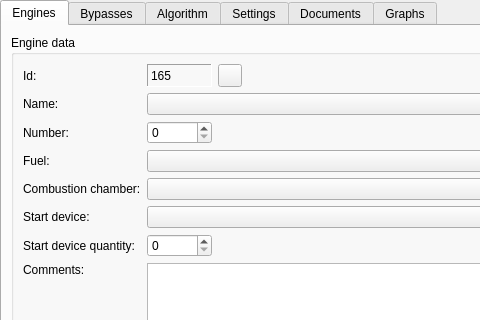
olgerd27/gtes_starts, file gtes_starts/form_data_input.ui: the form before one commit; both pictures show x 0 to 480 and y 0 to 320 of the 644 by 527 pixel window.
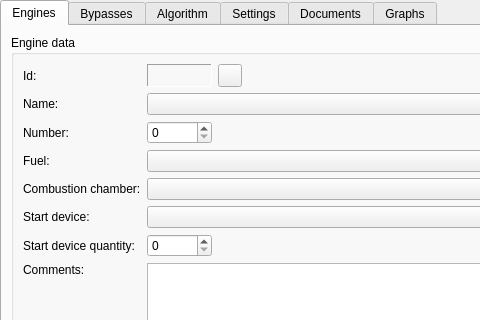
The form after the commit. Icons and pictures are not drawn.

Commit message: Add description of the "Options" panel to the requirements. Add CoreApp class. Add "Operations" menu item to the MainWindow menu and move some actions here from the "Database" menu item.

```diff
--- a/gtes_starts/form_data_input.ui
+++ b/gtes_starts/form_data_input.ui
@@ -82,9 +82,6 @@
             <property name="frameShadow">
              <enum>QFrame::Sunken</enum>
             </property>
-            <property name="text">
-             <string>165</string>
-            </property>
            </widget>
           </item>
           <item row="0" column="3">
```
Left out of the diff: 131 changed lines with no effect on the pictures. The commit also changes 7 other files.
